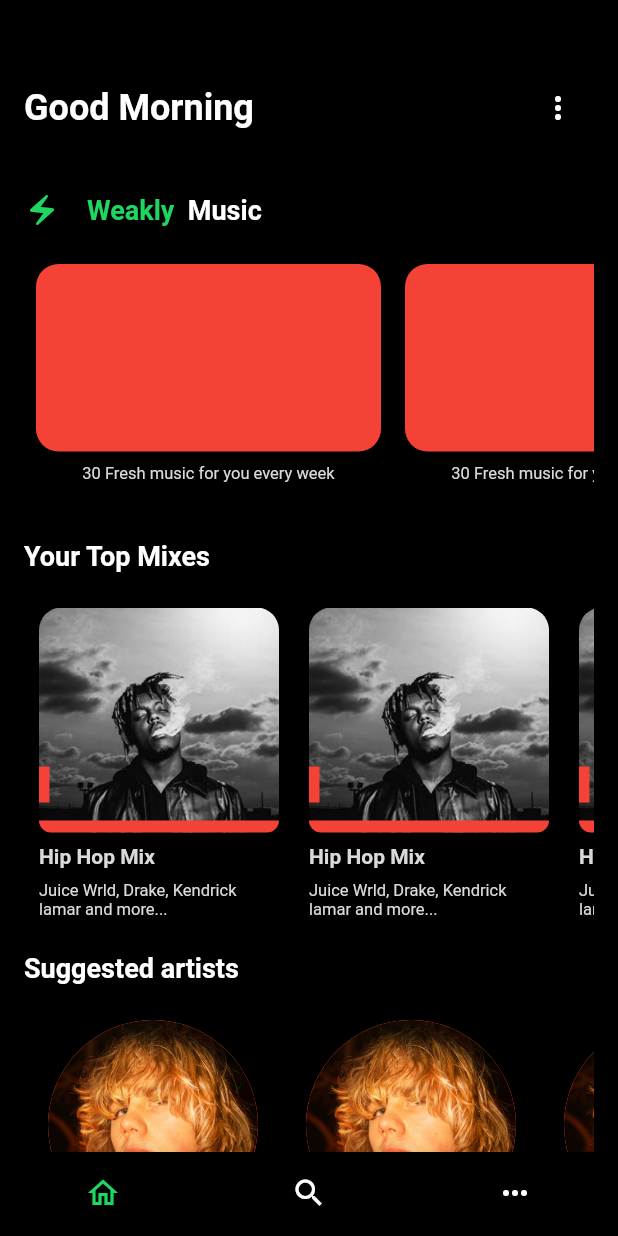
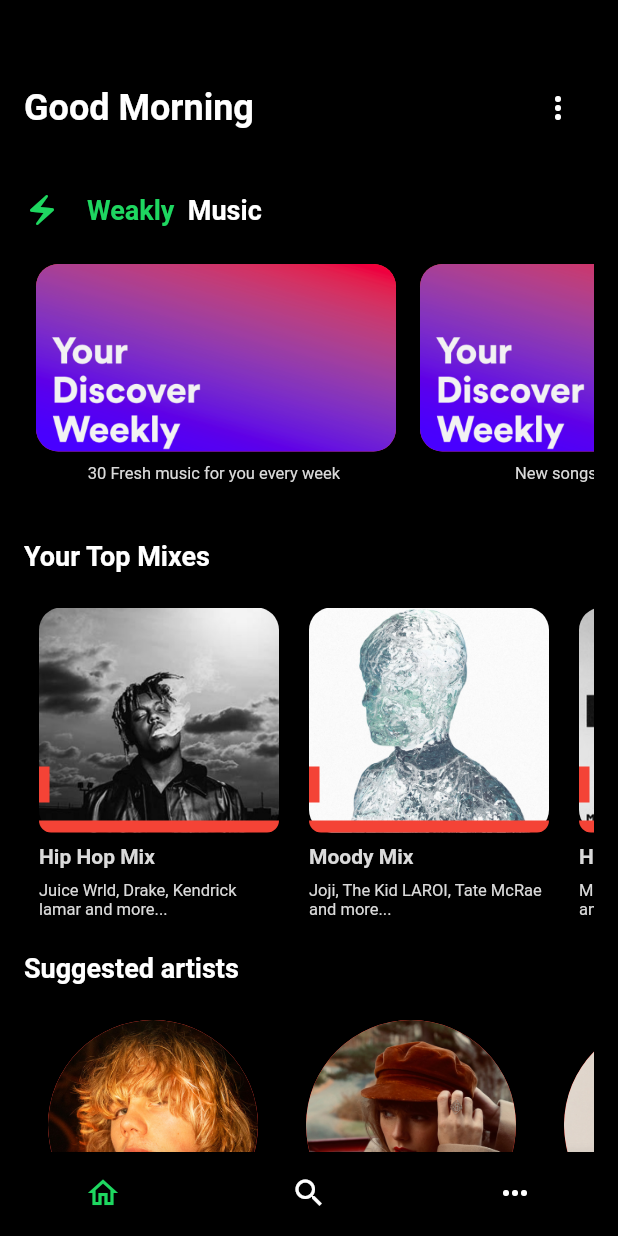
Before and after one commit to Faiz-rhm/Flutter-Spotify, a Flutter app: the Tabs screen opened directly, on a phone screen of 412 x 824 dp. Run offline on Flutter 3.47's test engine with Material 2 defaults, Android fonts, the phone set to English and light mode, and no system bars.

Commit message:
Refactor home page

```diff
--- a/lib/view/tab/home/home_page.dart
+++ b/lib/view/tab/home/home_page.dart
@@ -1,5 +1,6 @@
 import 'package:flutter/material.dart';
 import 'package:spotify/constants/colors.dart';
+import 'package:spotify/view/data/data.dart';
 
 class HomePage extends StatefulWidget {
   const HomePage({super.key});
@@ -48,10 +49,12 @@
       height: 140,
       child: ListView.builder(
         shrinkWrap: true,
-        itemCount: 10,
+        itemCount: artists.length,
         physics: const BouncingScrollPhysics(),
         scrollDirection: Axis.horizontal,
         itemBuilder: (context, int index) {
+          final artist = artists[index];
+
           return Container(
             height: 140,
             width: 140,
@@ -59,8 +62,8 @@
             decoration: BoxDecoration(
               color: Colors.red,
               borderRadius: BorderRadius.circular(100),
-            image: const DecorationImage(
-              image: AssetImage('assets/images/artist1.png')
+              image: DecorationImage(
+                image: AssetImage(artist)
               )
             ),
           );
@@ -80,10 +83,12 @@
       height: 230,
       child: ListView.builder(
         shrinkWrap: true,
-        itemCount: 10,
+        itemCount: topMixes.length,
         physics: const BouncingScrollPhysics(),
         scrollDirection: Axis.horizontal,
         itemBuilder: (context, int index) {
+          final topMix = topMixes[index];
+
           return SizedBox(
             width: 180,
             child: Padding(
@@ -95,8 +100,8 @@
                     height: 150,
                     decoration: BoxDecoration(
                       borderRadius: BorderRadius.circular(15),
-                    image: const DecorationImage(
-                      image: AssetImage('assets/images/music1.png'),
+                      image: DecorationImage(
+                        image: AssetImage(topMix['image']),
                         fit: BoxFit.cover
                       )
                     ),
@@ -126,13 +131,13 @@
                     )
                   ),
                   const SizedBox(height: 8,),
-                Text('Hip Hop Mix', style: TextStyle(
+                  Text(topMix['title'], style: TextStyle(
                     color: ColorConstants.starterWhite,
                     fontSize: 14,
                     fontWeight: FontWeight.w600,
                   )),
                   const SizedBox(height: 8,),
-                Text('Juice Wrld, Drake, Kendrick lamar and more... ', style: TextStyle(
+                  Text(topMix['description'], style: TextStyle(
                     color: ColorConstants.starterWhite,
                     fontSize: 11,
                     fontWeight: FontWeight.w400,
@@ -174,23 +179,28 @@
       height: 160,
       child: ListView.builder(
         shrinkWrap: true,
-        itemCount: 10,
+        itemCount: slider.length,
         physics: const BouncingScrollPhysics(),
         scrollDirection: Axis.horizontal,
         itemBuilder: (context, int index) {
+          final slid = slider[index];
         return Column(
           children: [
             Container(
               height: 125,
-              width: 230,
+              width: 240,
               margin: const EdgeInsets.symmetric(horizontal: 8),
               decoration: BoxDecoration(
                 color: Colors.red,
-                borderRadius: BorderRadius.circular(15)
+                borderRadius: BorderRadius.circular(15),
+                image:  DecorationImage(
+                  image: AssetImage(slid['image']),
+                  fit: BoxFit.cover,
+                )
               ),
             ),
             const SizedBox(height: 8,),
-            Text('30 Fresh music for you every week', style: TextStyle(
+            Text(slid['title'], style: TextStyle(
               color: ColorConstants.starterWhite,
               fontSize: 11,
               fontWeight: FontWeight.w400,
--- a/lib/view/tab/tap.dart
+++ b/lib/view/tab/tap.dart
@@ -1,6 +1,7 @@
 import 'package:flutter/material.dart';
 import 'package:spotify/constants/colors.dart';
 import 'package:spotify/view/tab/home/home_page.dart';
+import 'package:spotify/view/tab/more/more_page.dart';
 import 'package:spotify/view/tab/search/search_page.dart';
 
 class Tabs extends StatefulWidget {
@@ -16,7 +17,7 @@
   final List _screen = [
     const HomePage(),
     const SearchPage(),
-    const HomePage(),
+    const MorePage(),
   ];
 
   @override
```
Lines whose indentation alone changed are shown as unchanged.
